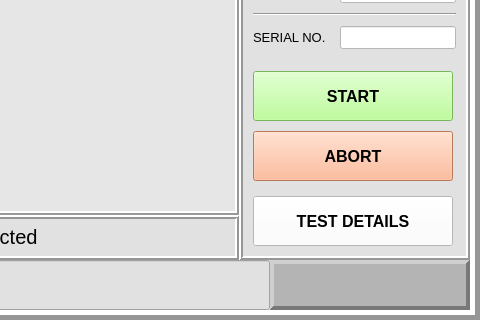
First picture: the form in layout/main_window.ui, repository kaertech-dev/soniquemini_ledtest, before the edit; both pictures show x 520 to 1000 and y 300 to 620 of the 1000 by 620 pixel window.
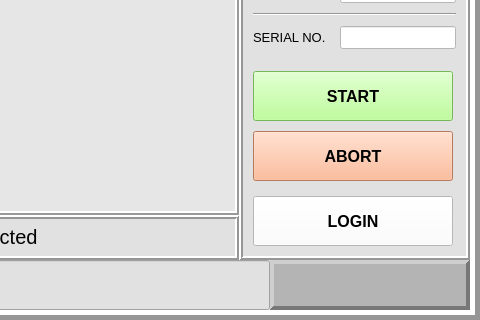
Second picture: the form after the edit.

Commit message: automated button click via DAQ

The edit to the form file:
```diff
--- a/layout/main_window.ui
+++ b/layout/main_window.ui
@@ -15,7 +15,7 @@
   </property>
   <widget class="QWidget" name="centralwidget">
    <property name="sizePolicy">
-    <sizepolicy hsizetype="Maximum" vsizetype="Preferred">
+    <sizepolicy hsizetype="Maximum" vsizetype="Expanding">
      <horstretch>0</horstretch>
      <verstretch>0</verstretch>
     </sizepolicy>
@@ -32,6 +32,12 @@
       <height>620</height>
      </rect>
     </property>
+    <property name="sizePolicy">
+     <sizepolicy hsizetype="Preferred" vsizetype="Expanding">
+      <horstretch>0</horstretch>
+      <verstretch>0</verstretch>
+     </sizepolicy>
+    </property>
     <property name="styleSheet">
      <string notr="true">background-color: rgb(225, 225, 225);</string>
     </property>
@@ -49,7 +55,7 @@
       <number>0</number>
      </property>
      <property name="sizeConstraint">
-      <enum>QLayout::SetMinimumSize</enum>
+      <enum>QLayout::SetDefaultConstraint</enum>
      </property>
      <property name="leftMargin">
       <number>0</number>
@@ -966,7 +972,7 @@
           <item>
            <widget class="QPushButton" name="settings_button">
             <property name="sizePolicy">
-             <sizepolicy hsizetype="Preferred" vsizetype="Minimum">
+             <sizepolicy hsizetype="Preferred" vsizetype="Fixed">
               <horstretch>0</horstretch>
               <verstretch>0</verstretch>
              </sizepolicy>
@@ -993,7 +999,7 @@
              <string notr="true">background-color: rgb(255, 255, 255);</string>
             </property>
             <property name="text">
-             <string>TEST DETAILS</string>
+             <string>LOGIN</string>
             </property>
            </widget>
           </item>
```
Left out of the diff: 369 changed lines with no effect on the pictures. The commit also changes 6 other files.
